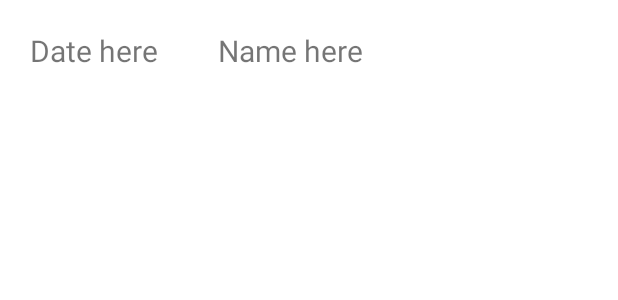
After one commit to LexieLudeman/HolidayApp, an Android app: the layout recyclerview_row.xml on its own in the app's theme, with its tools: preview values and no code run, on a phone screen of 412 x 824 dp. The commit adds this screen. Shown: the top 300 px of the screen. Run offline under Robolectric (Android 15) with nearby library versions, the phone set to English and light mode, and no system bars; network calls fail.

Commit message:
First commit

```diff
--- a/app/src/main/AndroidManifest.xml
+++ b/app/src/main/AndroidManifest.xml
@@ -1,6 +1,8 @@
 <?xml version="1.0" encoding="utf-8"?>
 <manifest xmlns:android="http://schemas.android.com/apk/res/android"
     package="com.example.newapp">
+
+    <uses-permission android:name="android.permission.INTERNET"/>
 
     <application
         android:allowBackup="true"
@@ -10,7 +12,7 @@
         android:supportsRtl="true"
         android:theme="@style/Theme.NewApp">
         <activity
-            android:name=".MainActivity"
+            android:name=".ui.MainActivity"
             android:exported="true">
             <intent-filter>
                 <action android:name="android.intent.action.MAIN" />
--- /dev/null
+++ b/app/src/main/java/com/example/newapp/common/PublicHoliday.kt
@@ -0,0 +1,6 @@
+package com.example.newapp.common
+
+data class PublicHoliday(
+    val name: String,
+    val date: String
+)
--- /dev/null
+++ b/app/src/main/res/layout/recyclerview_row.xml
@@ -0,0 +1,24 @@
+<?xml version="1.0" encoding="utf-8"?>
+<LinearLayout xmlns:android="http://schemas.android.com/apk/res/android"
+    android:orientation="horizontal"
+    android:layout_width="match_parent"
+    android:layout_height="match_parent">
+
+    <TextView
+        android:id="@+id/date"
+        android:layout_width="wrap_content"
+        android:layout_height="wrap_content"
+        android:textSize="20sp"
+        android:padding="20dp"
+        android:text="Date here"/>
+
+
+    <TextView
+        android:id="@+id/name"
+        android:layout_width="wrap_content"
+        android:layout_height="wrap_content"
+        android:textSize="20sp"
+        android:padding="20dp"
+        android:text="Name here"/>
+
+</LinearLayout>
```
Also changed, not shown: app/build.gradle (+12 -0 lines), app/src/main/java/com/example/newapp/MainActivity.kt (deleted, +0 -11 lines), app/src/main/java/com/example/newapp/remote/HolidayRetrofit.kt (added, +60 -0 lines), app/src/main/java/com/example/newapp/repository/MainRepository.kt (added, +32 -0 lines), app/src/main/java/com/example/newapp/ui/MainActivity.kt (added, +35 -0 lines), app/src/main/java/com/example/newapp/viewmodel/MainViewModel.kt (added, +26 -0 lines), app/src/main/java/com/example/newapp/viewmodel/RecyclerViewAdapter.kt (added, +41 -0 lines), app/src/main/res/layout/activity_main.xml (+8 -12 lines), build.gradle (+9 -2 lines).
